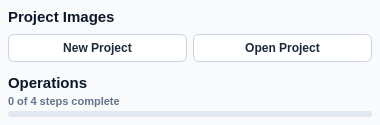
First picture: the form in src/startrails/ui/sidebar.ui, repository gkyle/startrails, before the edit.
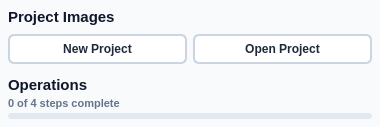
Second picture: the form after the edit.

Diff of the .ui file:
```diff
--- a/src/startrails/ui/sidebar.ui
+++ b/src/startrails/ui/sidebar.ui
@@ -67,7 +67,7 @@
 QPushButton#newProject, QPushButton#openProject {
     background-color: #ffffff;
     color: #1e293b;
-    border: 1px solid #cbd5e1;
+    border: 2px solid #cbd5e1;
     border-radius: 6px;
     padding: 6px 12px;
     font-weight: 500;
```
Left out of the diff: 3 changed lines with no effect on the pictures.
